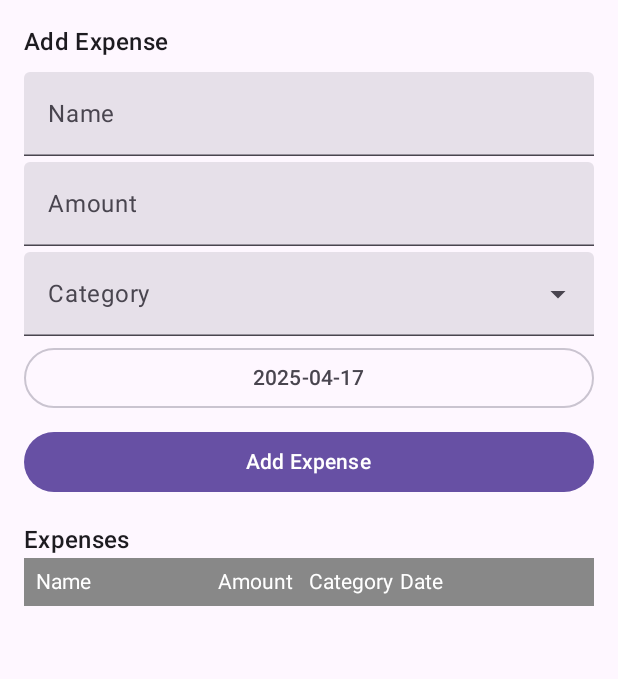
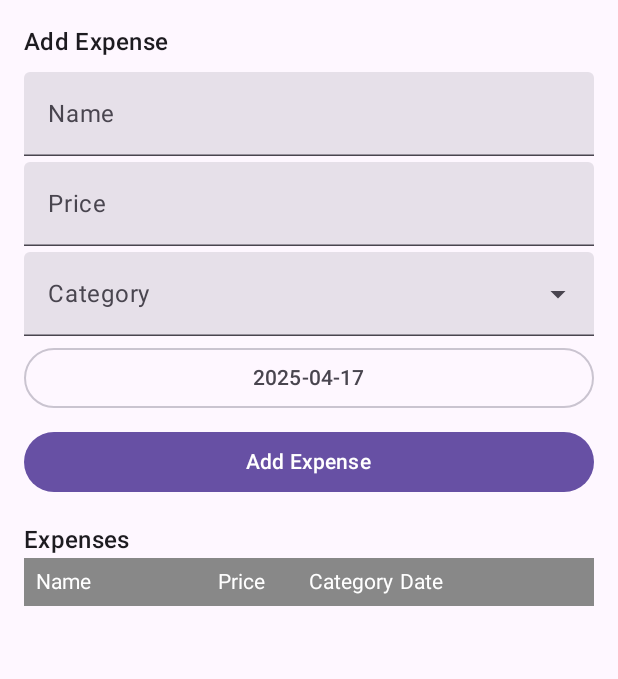
Before and after one commit to JakobDPunkt/expense_tracker_hackathon, an Android app built with Jetpack Compose: the screen it shows after launch (MainActivity), after a tap on "Add Expense", on a phone screen of 412 x 824 dp. Shown: the top 679 px of the screen. Run offline under Robolectric (Android 15) with nearby library versions, the phone set to English and light mode, and no system bars; our stand-ins replace Room's generated code.

Commit message:
Changed amount for price

```diff
--- a/app/src/main/java/com/example/expense_tracker_hackathon/ui/screens/ExpensesScreen.kt
+++ b/app/src/main/java/com/example/expense_tracker_hackathon/ui/screens/ExpensesScreen.kt
@@ -63,7 +63,7 @@ fun ExpensesScreen() {
 
     // Form state
     var desc by remember { mutableStateOf("") }
-    var amt  by remember { mutableStateOf("") }
+    var pri  by remember { mutableStateOf("") }
     var cat  by remember { mutableStateOf("") }
 
     // Category options
@@ -98,9 +98,9 @@ fun ExpensesScreen() {
         Spacer(Modifier.height(4.dp))
 
         TextField(
-            value = amt,
-            onValueChange = { amt = it },
-            label = { Text("Amount") },
+            value = pri,
+            onValueChange = { pri = it },
+            label = { Text("Price") },
             modifier = Modifier.fillMaxWidth()
         )
         Spacer(Modifier.height(4.dp))
@@ -136,10 +136,10 @@ fun ExpensesScreen() {
 
         Button(
             onClick = {
-                val amount = amt.toDoubleOrNull()
-                if (desc.isNotBlank() && amount != null && cat.isNotBlank() && dateString.isNotBlank()) {
-                    vm.addExpense(desc, amount, cat, dateString)
-                    desc = ""; amt = ""; cat = ""
+                val price = pri.toDoubleOrNull()
+                if (desc.isNotBlank() && price != null && cat.isNotBlank() && dateString.isNotBlank()) {
+                    vm.addExpense(desc, price, cat, dateString)
+                    desc = ""; pri = ""; cat = ""
                     datePickerState.selectedDateMillis = todayMillis
                 } else {
                     Toast.makeText(ctx, "Please fill all fields correctly", Toast.LENGTH_SHORT).show()
@@ -160,7 +160,7 @@ fun ExpensesScreen() {
                 .padding(8.dp)
         ) {
             Text("Name", Modifier.weight(2f), color = Color.White)
-            Text("Amount",      Modifier.weight(1f), color = Color.White)
+            Text("Price",      Modifier.weight(1f), color = Color.White)
             Text("Category",    Modifier.weight(1f), color = Color.White)
             Text("Date",        Modifier.weight(1f), color = Color.White)
             Spacer(Modifier.weight(1f))
@@ -186,21 +186,21 @@ fun ExpenseRow(
 ) {
     var editing by remember { mutableStateOf(false) }
     var desc by remember { mutableStateOf(exp.name) }
-    var amt  by remember { mutableStateOf(exp.price.toString()) }
+    var pri  by remember { mutableStateOf(exp.price.toString()) }
     var cat  by remember { mutableStateOf(exp.category) }
     var date by remember { mutableStateOf(exp.date) }
 
     if (editing) {
         Row(Modifier.fillMaxWidth().padding(4.dp)) {
             TextField(desc, { desc = it }, Modifier.weight(2f))
-            TextField(amt,  { amt  = it }, Modifier.weight(1f))
+            TextField(pri,  { pri  = it }, Modifier.weight(1f))
             TextField(cat,  { cat  = it }, Modifier.weight(1f))
             TextField(date, { date = it }, Modifier.weight(1f))
             Button(onClick = {
                 onUpdate(
                     exp.copy(
-                        name = desc,
-                        price      = amt.toDoubleOrNull() ?: 0.0,
+                        name        = desc,
+                        price       = pri.toDoubleOrNull() ?: 0.0,
                         category    = cat,
                         date        = date
                     )
```
